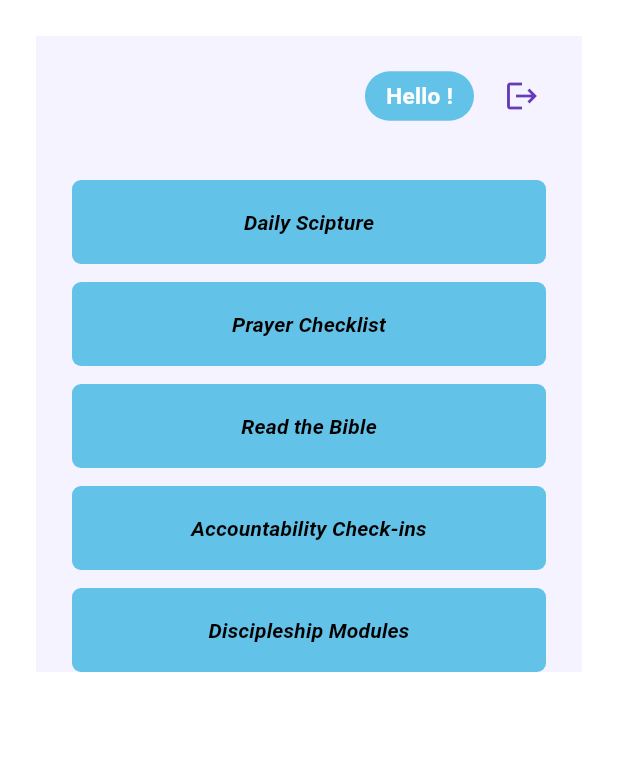
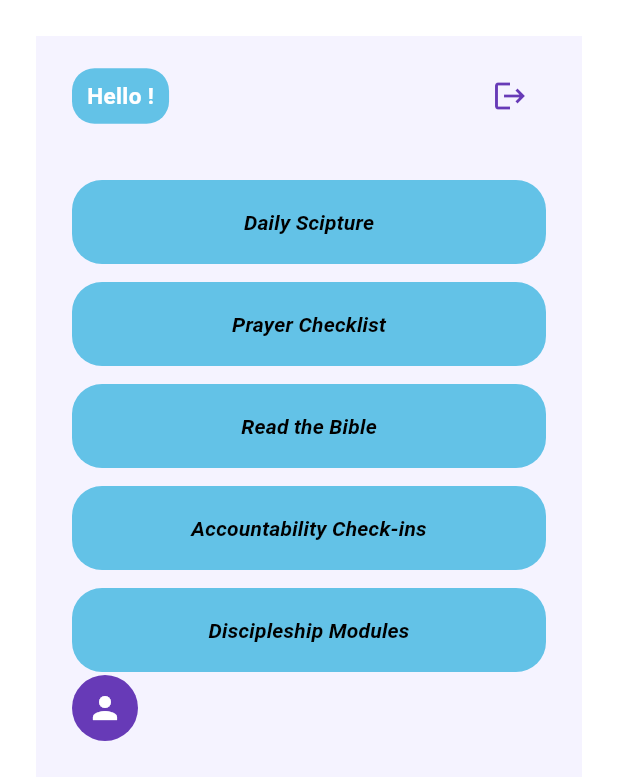
Before and after one commit to dataNerd65/TTIApp, a Flutter app: the screen it shows once a user with an empty profile is signed in, on a phone screen of 412 x 824 dp. Shown: the top 780 px of the screen. Run offline on Flutter 3.47's test engine with Material 3 defaults, Android fonts, the phone set to English and light mode, and no system bars; our stand-ins replace cloud_firestore, firebase_auth, firebase_core, flutter_svg, google_sign_in; accounts and stored records are empty.

Commit message:
UI for dash coming up well

```diff
--- a/lib/screens/dashboard1.dart
+++ b/lib/screens/dashboard1.dart
@@ -40,25 +40,29 @@ class _DashboardPanel extends StatelessWidget {
   @override
   Widget build(BuildContext context) {
     final user = FirebaseAuth.instance.currentUser;
-    final username = user?.displayName ?? user?.displayName ?? "User";
+    final username = user?.displayName ?? "User";
 
     return Container(
       color: const Color(0xFFF5F3FF),
-      child: Column(
+      child: Stack(
+        children: [
+          // Main content column
+          Column(
             children: [
               Padding(
-            padding: const EdgeInsets.only(top: 16, left: 16, right: 16),
+                padding: const EdgeInsets.only(top: 16, left: 24, right: 24),
                 child: Row(
-              mainAxisAlignment: MainAxisAlignment.end,
+                  mainAxisAlignment: MainAxisAlignment.spaceBetween,
                   children: [
+                    // Greeting at top left
                     Container(
                       padding: const EdgeInsets.symmetric(
-                    horizontal: 14,
-                    vertical: 6,
+                        horizontal: 10,
+                        vertical: 8,
                       ),
                       decoration: BoxDecoration(
                         color: const Color(0xFF63C2E7),
-                    borderRadius: BorderRadius.circular(20),
+                        borderRadius: BorderRadius.circular(15),
                       ),
                       child: Text(
                         'Hello $username!',
@@ -69,7 +73,7 @@ class _DashboardPanel extends StatelessWidget {
                         ),
                       ),
                     ),
-                const SizedBox(width: 8),
+                    // Logout button at top right
                     IconButton(
                       onPressed: onLogout,
                       icon: const Icon(
@@ -139,6 +143,33 @@ class _DashboardPanel extends StatelessWidget {
                   ],
                 ),
               ),
+              const Spacer(),
+              // Leave space for profile at the bottom
+              const SizedBox(height: 70),
+            ],
+          ),
+          // Profile section at bottom left
+          Positioned(
+            left: 24,
+            bottom: 24,
+            child: Row(
+              children: [
+                const CircleAvatar(
+                  radius: 22,
+                  backgroundColor: Colors.deepPurple,
+                  child: Icon(Icons.person, color: Colors.white),
+                ),
+                const SizedBox(width: 10),
+                Text(
+                  username,
+                  style: const TextStyle(
+                    fontWeight: FontWeight.bold,
+                    color: Colors.deepPurple,
+                  ),
+                ),
+              ],
+            ),
+          ),
         ],
       ),
     );
--- a/lib/widgets/universal_button.dart
+++ b/lib/widgets/universal_button.dart
@@ -25,7 +25,9 @@ class UniversalButton extends StatelessWidget {
           backgroundColor: color,
           foregroundColor: const Color.fromARGB(255, 0, 0, 0),
           padding: const EdgeInsets.symmetric(vertical: 18),
-          shape: RoundedRectangleBorder(borderRadius: BorderRadius.circular(6)),
+          shape: RoundedRectangleBorder(
+            borderRadius: BorderRadius.circular(20),
+          ),
           elevation: 0,
         ),
         onPressed: onPressed ?? () {},
```
Lines whose indentation alone changed are shown as unchanged.
